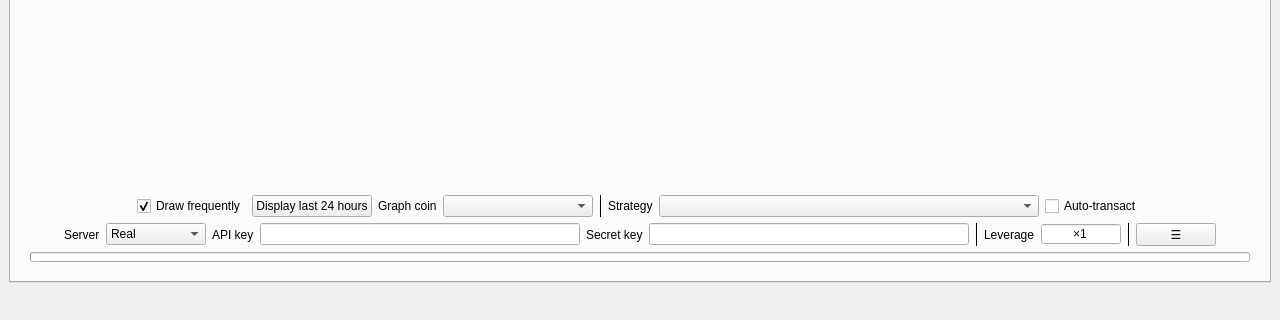
Old version of the form user_interface.ui in the repository cunarist/solie; both pictures show x 0 to 1280 and y 400 to 720 of the 1280 by 720 pixel window.
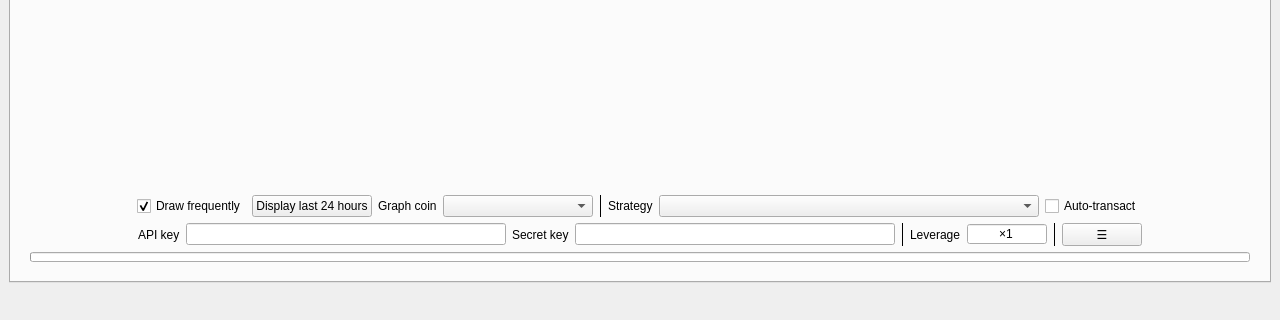
New version of the form. The open tabs and pages were chosen to show the change. Icons and pictures are not drawn. Custom widgets are drawn as their Qt base class.

Commit message: Make Solsol report profit to the server

```diff
--- a/user_interface.ui
+++ b/user_interface.ui
@@ -455,39 +455,6 @@
                </property>
               </spacer>
              </item>
-             <item>
-              <widget class="QLabel" name="label_31">
-               <property name="text">
-                <string>Server</string>
-               </property>
-              </widget>
-             </item>
-             <item>
-              <widget class="QComboBox" name="comboBox_3">
-               <property name="minimumSize">
-                <size>
-                 <width>100</width>
-                 <height>0</height>
-                </size>
-               </property>
-               <property name="maximumSize">
-                <size>
-                 <width>100</width>
-                 <height>16777215</height>
-                </size>
-               </property>
-               <item>
-                <property name="text">
-                 <string>Real</string>
-                </property>
-               </item>
-               <item>
-                <property name="text">
-                 <string>Testnet</string>
-                </property>
-               </item>
-              </widget>
-             </item>
              <item>
               <widget class="QLabel" name="label">
                <property name="text">
```
Left out of the diff: 18 changed lines with no effect on the pictures. The commit also changes 5 other files.
